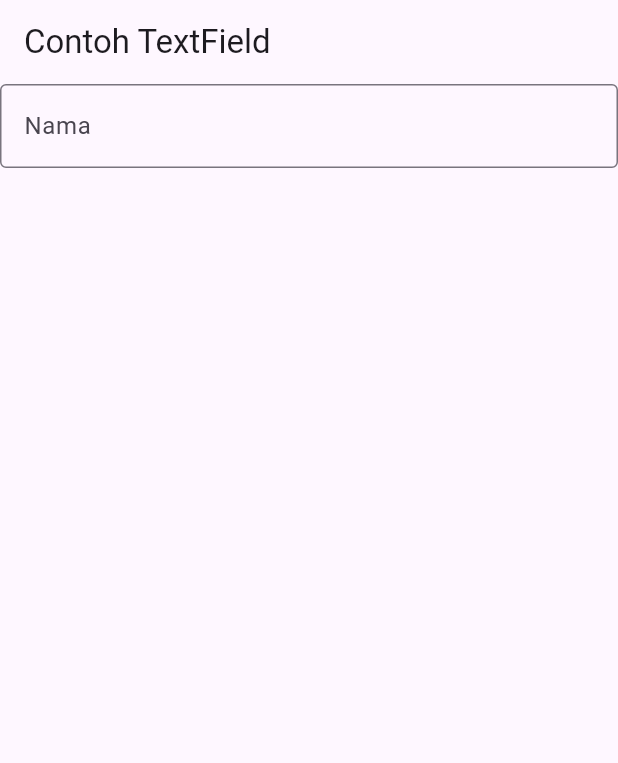
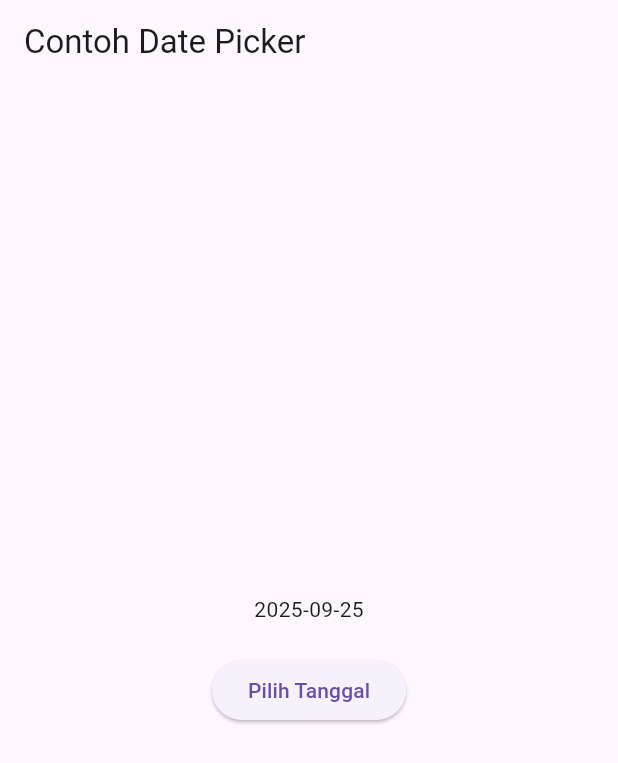
Before and after one commit to margaretanp/Pemrograman-Mobile, a Flutter app: the screen it shows after launch, on a phone screen of 412 x 824 dp. Shown: the top 763 px of the screen. Run offline on Flutter 3.47's test engine with Material 3 defaults, Android fonts, the light colour scheme and no system bars.

Commit message:
Date and Time Pickers

```diff
--- a/jobsheet_4/hello_world/lib/main.dart
+++ b/jobsheet_4/hello_world/lib/main.dart
@@ -1,28 +1,102 @@
+import 'dart:async';
 import 'package:flutter/material.dart';
 
-void main() {
-  runApp(const MyApp());
-}
+void main() => runApp(const MyApp());
 
 class MyApp extends StatelessWidget {
   const MyApp({Key? key}) : super(key: key);
 
   @override
   Widget build(BuildContext context) {
-    return MaterialApp(
-      home: Scaffold(
-        appBar: AppBar(title: const Text("Contoh TextField")),
-        body: const TextField(
-          obscureText: false,
-          decoration: InputDecoration(
-            border: OutlineInputBorder(),
-            labelText: 'Nama',
-          ),
+    return const MaterialApp(
+      title: 'Contoh Date Picker',
+      home: MyHomePage(title: 'Contoh Date Picker'),
+    );
+  }
+}
+
+class MyHomePage extends StatefulWidget {
+  const MyHomePage({Key? key, required this.title}) : super(key: key);
+
+  final String title;
+
+  @override
+  _MyHomePageState createState() => _MyHomePageState();
+}
+
+class _MyHomePageState extends State<MyHomePage> {
+  // Variable/State untuk mengambil tanggal
+  DateTime selectedDate = DateTime.now();
+
+  //  Initial SelectDate FLutter
+  Future<void> _selectDate(BuildContext context) async {
+    // Initial DateTime FIinal Picked
+    final DateTime? picked = await showDatePicker(
+        context: context,
+        initialDate: selectedDate,
+        firstDate: DateTime(2015, 8),
+        lastDate: DateTime(2101));
+    if (picked != null && picked != selectedDate) {
+      setState(() {
+        selectedDate = picked;
+      });
+    }
+  }
+
+  @override
+  Widget build(BuildContext context) {
+    return Scaffold(
+      appBar: AppBar(
+        title: Text(widget.title),
+      ),
+      body: Center(
+        child: Column(
+          mainAxisSize: MainAxisSize.min,
+          children: <Widget>[
+            Text("${selectedDate.toLocal()}".split(' ')[0]),
+            const SizedBox(
+              height: 20.0,
+            ),
+            ElevatedButton(
+              onPressed: () => {
+                _selectDate(context),
+                // ignore: avoid_print
+                print(selectedDate.day + selectedDate.month + selectedDate.year)
+              },
+              child: const Text('Pilih Tanggal'),
+            ),
+          ],
         ),
       ),
     );
   }
 }
+
+// import 'package:flutter/material.dart';
+
+// void main() {
+//   runApp(const MyApp());
+// }
+
+// class MyApp extends StatelessWidget {
+//   const MyApp({Key? key}) : super(key: key);
+
+//   @override
+//   Widget build(BuildContext context) {
+//     return MaterialApp(
+//       home: Scaffold(
+//         appBar: AppBar(title: const Text("Contoh TextField")),
+//         body: const TextField(
+//           obscureText: false,
+//           decoration: InputDecoration(
+//             border: OutlineInputBorder(),
+//             labelText: 'Nama',
+//           ),
+//         ),
+//       ),
+//     );
+//   }
+// }
 // class MyApp extends StatelessWidget {
 //   const MyApp({Key? key}) : super(key: key);
 
```
